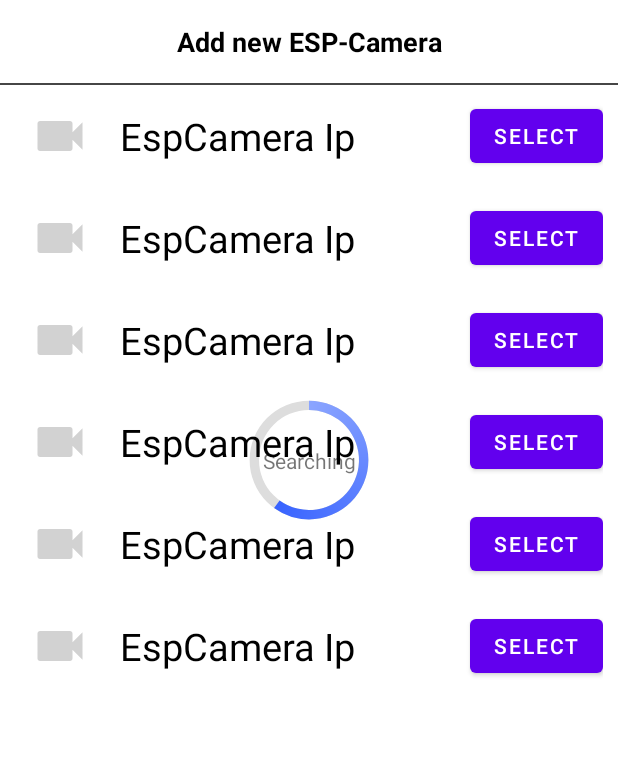
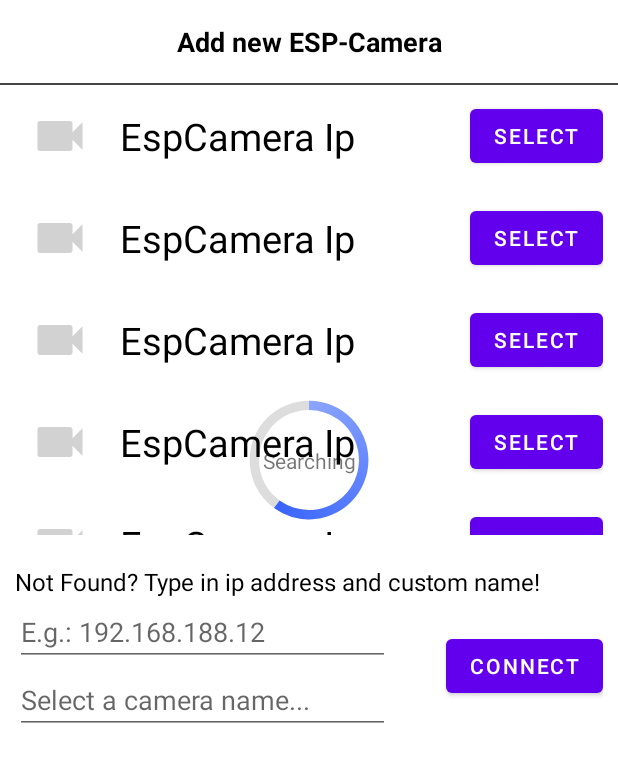
Before and after one commit to jensbeh/esp32-cam-android-app, an Android app: the layout sheet_add_espcamera.xml on its own in the app's theme, with its tools: preview values and no code run, on a phone screen of 412 x 824 dp. Shown: the top 762 px of the screen. Run offline under Robolectric (Android 15) with nearby library versions, the light colour scheme and no system bars.

Commit message:
feat: add manuel add of ip address for esp camera

```diff
--- a/app/src/main/java/com/esp32camera/MainActivity.java
+++ b/app/src/main/java/com/esp32camera/MainActivity.java
@@ -2,6 +2,7 @@ package com.esp32camera;
 
 import android.Manifest;
 import android.os.Bundle;
+import android.os.StrictMode;
 import android.view.View;
 
 import androidx.appcompat.app.AppCompatActivity;
@@ -50,6 +51,10 @@ public class MainActivity extends AppCompatActivity implements MainContract.View
     protected void onCreate(Bundle savedInstanceState) {
         super.onCreate(savedInstanceState);
         setContentView(R.layout.activity_main);
+
+        // set network policy, because of some "android.os.NetworkOnMainThreadException"
+        StrictMode.ThreadPolicy policy = new StrictMode.ThreadPolicy.Builder().permitAll().build();
+        StrictMode.setThreadPolicy(policy);
 
         // request permissions
         ActivityCompat.requestPermissions(MainActivity.this,
--- a/app/src/main/res/layout/sheet_add_espcamera.xml
+++ b/app/src/main/res/layout/sheet_add_espcamera.xml
@@ -9,7 +9,7 @@
     android:orientation="vertical">
 
     <TextView
-        android:id="@+id/tv_camSettings"
+        android:id="@+id/tv_camSearching"
         android:layout_width="match_parent"
         android:layout_height="wrap_content"
         android:gravity="center"
@@ -23,7 +23,7 @@
         app:layout_constraintTop_toTopOf="parent" />
 
     <View
-        android:id="@+id/line_camSettings"
+        android:id="@+id/line_camSearching"
         android:layout_width="match_parent"
         android:layout_height="1dp"
         android:background="@color/darkGray"
@@ -40,13 +40,13 @@
             android:layout_width="match_parent"
             android:layout_height="match_parent"
             android:background="@color/white"
+            android:gravity="center"
             android:orientation="horizontal"
-            android:gravity="center"
+            android:visibility="visible"
             app:layout_constraintBottom_toBottomOf="parent"
             app:layout_constraintEnd_toEndOf="parent"
             app:layout_constraintStart_toStartOf="parent"
-            app:layout_constraintTop_toTopOf="parent"
-            android:visibility="visible">
+            app:layout_constraintTop_toTopOf="parent">
 
             <TextView
                 android:id="@+id/tv_searching"
@@ -77,12 +77,86 @@
         <androidx.recyclerview.widget.RecyclerView
             android:id="@+id/rv_add_espCameras"
             android:layout_width="match_parent"
-            android:layout_height="400dp"
+            android:layout_height="wrap_content"
+            app:layout_constraintHeight_default="wrap"
+            app:layout_constraintHeight_max="300dp"
+            app:layout_constraintTop_toTopOf="parent"
+            app:layout_constraintEnd_toEndOf="parent"
+            app:layout_constraintHorizontal_bias="0.0"
+            app:layout_constraintStart_toStartOf="parent"
+            tools:itemCount="10"
+            tools:listitem="@layout/raw_add_esp_camera_item" />
+
+        <LinearLayout
+            android:id="@+id/ll_manuel_ip_input"
+            android:layout_width="match_parent"
+            android:layout_height="wrap_content"
+            android:visibility="visible"
+
             app:layout_constraintEnd_toEndOf="parent"
             app:layout_constraintStart_toStartOf="parent"
-            app:layout_constraintTop_toTopOf="parent"
-            tools:itemCount="10"
-            tools:listitem="@layout/raw_add_esp_camera_item" />
+            app:layout_constraintTop_toBottomOf="@+id/rv_add_espCameras">
+
+            <androidx.constraintlayout.widget.ConstraintLayout
+                android:layout_width="match_parent"
+                android:layout_height="match_parent"
+                android:layout_marginTop="20dp"
+                android:layout_marginStart="10dp"
+                android:layout_marginEnd="10dp"
+                android:layout_marginBottom="20dp">
+
+                <TextView
+                    android:id="@+id/tv_notFoundManuel"
+                    android:layout_width="wrap_content"
+                    android:layout_height="wrap_content"
+                    android:text="Not Found? Type in ip address and custom name!"
+                    android:textColor="@color/black"
+                    android:textSize="16sp"
+                    app:layout_constraintStart_toStartOf="parent"
+                    app:layout_constraintTop_toTopOf="parent" />
+
+                <EditText
+                    android:id="@+id/et_selectIpAddress"
+                    android:layout_width="250dp"
+                    android:layout_height="wrap_content"
+                    android:hint="E.g.: 192.168.188.12"
+                    app:layout_constraintStart_toStartOf="@+id/tv_notFoundManuel"
+                    app:layout_constraintTop_toBottomOf="@+id/tv_notFoundManuel" />
+
+                <TextView
+                    android:id="@+id/tv_errorIpAddress"
+                    android:layout_width="wrap_content"
+                    android:layout_height="wrap_content"
+                    android:text="Can't connect! Error in ip address!"
+                    android:textColor="@color/red"
+                    android:textSize="14sp"
+                    android:visibility="gone"
+                    app:layout_constraintEnd_toEndOf="@+id/et_selectIpAddress"
+                    app:layout_constraintStart_toStartOf="@+id/et_selectIpAddress"
+                    app:layout_constraintTop_toBottomOf="@+id/et_selectIpAddress"
+                    app:layout_constraintBottom_toTopOf="@id/et_selectName"/>
+
+                <EditText
+                    android:id="@+id/et_selectName"
+                    android:layout_width="250dp"
+                    android:layout_height="wrap_content"
+                    android:hint="Select a camera name..."
+                    app:layout_constraintStart_toStartOf="@+id/et_selectIpAddress"
+                    app:layout_constraintTop_toBottomOf="@+id/tv_errorIpAddress" />
+
+                <Button
+                    android:id="@+id/button_rv_manuelConnectCamera"
+                    android:layout_width="wrap_content"
+                    android:layout_height="wrap_content"
+                    android:text="Connect"
+                    app:layout_constraintBottom_toBottomOf="@+id/et_selectName"
+                    app:layout_constraintEnd_toEndOf="parent"
+                    app:layout_constraintHorizontal_bias="1.0"
+                    app:layout_constraintStart_toEndOf="@+id/et_selectIpAddress"
+                    app:layout_constraintTop_toTopOf="@+id/et_selectIpAddress" />
+
+            </androidx.constraintlayout.widget.ConstraintLayout>
+        </LinearLayout>
 
     </androidx.constraintlayout.widget.ConstraintLayout>
 
--- a/app/src/main/res/values/colors.xml
+++ b/app/src/main/res/values/colors.xml
@@ -14,6 +14,7 @@
     <color name="blue">#0037FF</color>
     <color name="veryLightBlue">#8BA5FF</color>
     <color name="yellow">#FFFF00</color>
+    <color name="red">#FF0000</color>
 
     <!-- Bottom Navigation View Colors -->
     <color name="selectedItemBar">#FF0000</color>
```
Also changed, not shown: app/src/main/java/com/esp32camera/bottomSheets/BottomSheetAddEspCamera.java (+88 -4 lines).
